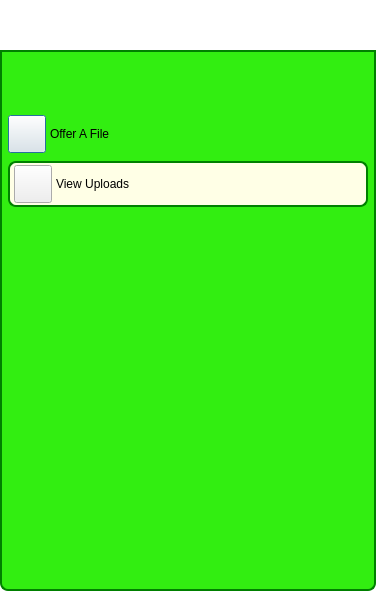
Above: GoTvApps/GoTvCommon/Forms/ActivityToFriendOfferFile.ui from brettrjones/gotvptop before the change. Below: the same form after it.
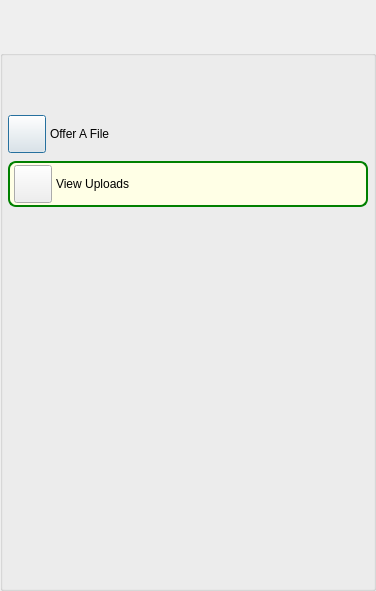
That is the form after the change. Icons and pictures are not drawn. Custom widgets are drawn as their Qt base class.

The edit to the form file:
```diff
--- a/GoTvApps/GoTvCommon/Forms/ActivityToFriendOfferFile.ui
+++ b/GoTvApps/GoTvCommon/Forms/ActivityToFriendOfferFile.ui
@@ -20,36 +20,7 @@
    <string>Offer Session</string>
   </property>
   <property name="styleSheet">
-   <string notr="true">QDialog#ToFriendOfferFileDialog
-{   
-color: transparent;
-background-color: transparent;
-border: 1px solid transparent;
-border-radius: 8px; 
-}
-
-#StyledDlgTitleBox
-{   
-color: black;
-background-color: rgb(50,238,17);
-border: 2px solid green;
-border-top-left-radius: 8px; 
-border-top-right-radius: 8px;
-}
-
-#StyledDlgTitleLabel
-{   
-color: black;
-}
-
-#StyledDlgItemsBox
-{   
-background-color: rgb(50,238,17);
-border: 2px solid green;
-border-top-color: green; 
-border-bottom-left-radius: 8px; 
-border-bottom-right-radius: 8px;
-}
+   <string notr="true">
 QPushButton#CancelButton
 {
 color: white;
@@ -314,6 +285,12 @@
    <extends>QPushButton</extends>
    <header>VxPushButton.h</header>
   </customwidget>
+  <customwidget>
+   <class>IdentWidget</class>
+   <extends>QWidget</extends>
+   <header location="global">IdentWidget.h</header>
+   <container>1</container>
+  </customwidget>
   <customwidget>
    <class>FileXferWidget</class>
    <extends>QWidget</extends>
```
Left out of the diff: 45 changed lines with no effect on the pictures.
